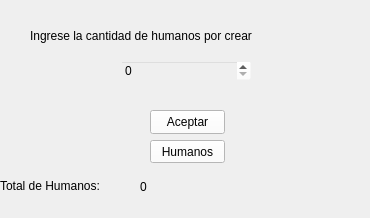
Above: ventananacimiento.ui from DavidCrgh/Tarea_Programa_Estructuras_2 before the change. Below: the same form after it.
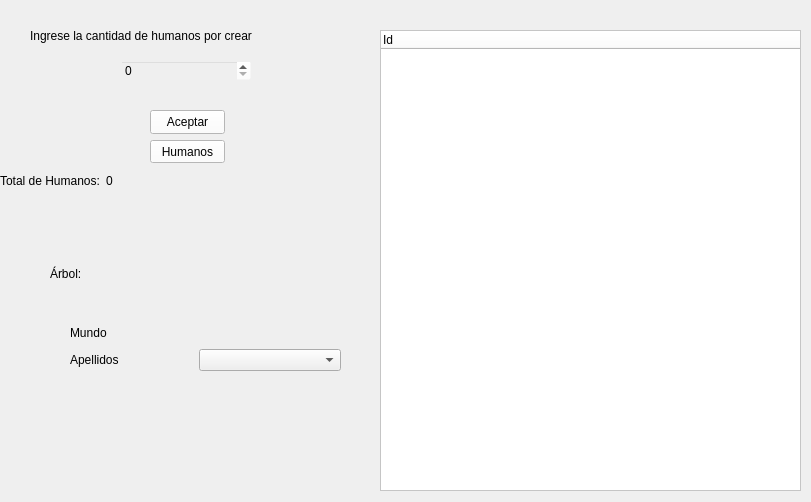
That is the form after the change. Icons and pictures are not drawn.

```diff
--- a/ventananacimiento.ui
+++ b/ventananacimiento.ui
@@ -6,8 +6,8 @@
    <rect>
     <x>0</x>
     <y>0</y>
-    <width>370</width>
-    <height>218</height>
+    <width>811</width>
+    <height>502</height>
    </rect>
   </property>
   <property name="windowTitle">
@@ -72,41 +72,6 @@
      <string>Aceptar</string>
     </property>
    </widget>
-   <widget class="QLabel" name="label_2">
-    <property name="geometry">
-     <rect>
-      <x>0</x>
-      <y>170</y>
-      <width>111</width>
-      <height>31</height>
-     </rect>
-    </property>
-    <property name="styleSheet">
-     <string notr="true">
-font: 11pt &quot;Californian FB&quot;;
-background-color: rgba(255, 255, 255, 0);</string>
-    </property>
-    <property name="text">
-     <string>Total de Humanos:</string>
-    </property>
-   </widget>
-   <widget class="QLabel" name="cantidadHumanos">
-    <property name="geometry">
-     <rect>
-      <x>140</x>
-      <y>180</y>
-      <width>47</width>
-      <height>13</height>
-     </rect>
-    </property>
-    <property name="styleSheet">
-     <string notr="true">background-color: rgba(255, 255, 255, 0);
-font: 11pt &quot;Californian FB&quot;;</string>
-    </property>
-    <property name="text">
-     <string>0</string>
-    </property>
-   </widget>
    <widget class="QPushButton" name="botonHumanos">
     <property name="geometry">
      <rect>
@@ -125,6 +90,124 @@
      <string>Humanos</string>
     </property>
    </widget>
+   <widget class="QTreeWidget" name="displayArbol">
+    <property name="geometry">
+     <rect>
+      <x>380</x>
+      <y>30</y>
+      <width>421</width>
+      <height>461</height>
+     </rect>
+    </property>
+    <property name="styleSheet">
+     <string notr="true">background-color: rgb(255, 255, 255);</string>
+    </property>
+    <column>
+     <property name="text">
+      <string>Id</string>
+     </property>
+    </column>
+   </widget>
+   <widget class="QWidget" name="">
+    <property name="geometry">
+     <rect>
+      <x>50</x>
+      <y>230</y>
+      <width>291</width>
+      <height>141</height>
+     </rect>
+    </property>
+    <layout class="QVBoxLayout" name="verticalLayout">
+     <item>
+      <widget class="QLabel" name="label_3">
+       <property name="styleSheet">
+        <string notr="true">background-color: rgba(255, 255, 255, 0);
+font: 14pt &quot;Californian FB&quot;;</string>
+       </property>
+       <property name="text">
+        <string>Árbol:</string>
+       </property>
+      </widget>
+     </item>
+     <item>
+      <widget class="QRadioButton" name="botonMundo">
+       <property name="styleSheet">
+        <string notr="true">background-color: rgba(255, 255, 255, 0);
+font: 11pt &quot;Californian FB&quot;;</string>
+       </property>
+       <property name="text">
+        <string>Mundo</string>
+       </property>
+      </widget>
+     </item>
+     <item>
+      <layout class="QHBoxLayout" name="horizontalLayout">
+       <item>
+        <widget class="QRadioButton" name="botonApellidos">
+         <property name="styleSheet">
+          <string notr="true">background-color: rgba(255, 255, 255, 0);
+font: 11pt &quot;Californian FB&quot;;</string>
+         </property>
+         <property name="text">
+          <string>Apellidos</string>
+         </property>
+        </widget>
+       </item>
+       <item>
+        <widget class="QComboBox" name="cBoxApellidos"/>
+       </item>
+      </layout>
+     </item>
+    </layout>
+   </widget>
+   <widget class="QWidget" name="">
+    <property name="geometry">
+     <rect>
+      <x>0</x>
+      <y>170</y>
+      <width>174</width>
+      <height>22</height>
+     </rect>
+    </property>
+    <layout class="QHBoxLayout" name="horizontalLayout_2">
+     <item>
+      <widget class="QLabel" name="label_2">
+       <property name="styleSheet">
+        <string notr="true">
+font: 11pt &quot;Californian FB&quot;;
+background-color: rgba(255, 255, 255, 0);</string>
+       </property>
+       <property name="text">
+        <string>Total de Humanos:</string>
+       </property>
+      </widget>
+     </item>
+     <item>
+      <widget class="QLabel" name="cantidadHumanos">
+       <property name="styleSheet">
+        <string notr="true">background-color: rgba(255, 255, 255, 0);
+font: 11pt &quot;Californian FB&quot;;</string>
+       </property>
+       <property name="text">
+        <string>0</string>
+       </property>
+      </widget>
+     </item>
+     <item>
+      <spacer name="horizontalSpacer">
+       <property name="orientation">
+        <enum>Qt::Horizontal</enum>
+       </property>
+       <property name="sizeHint" stdset="0">
+        <size>
+         <width>40</width>
+         <height>20</height>
+        </size>
+       </property>
+      </spacer>
+     </item>
+    </layout>
+   </widget>
   </widget>
  </widget>
  <resources>
```
